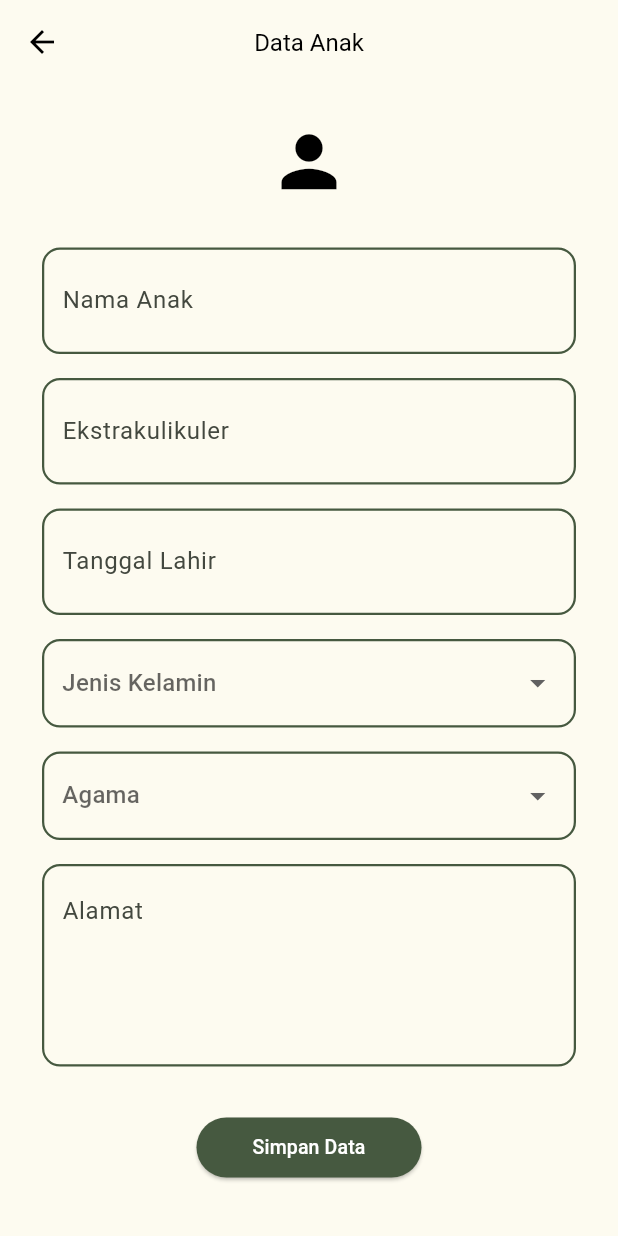
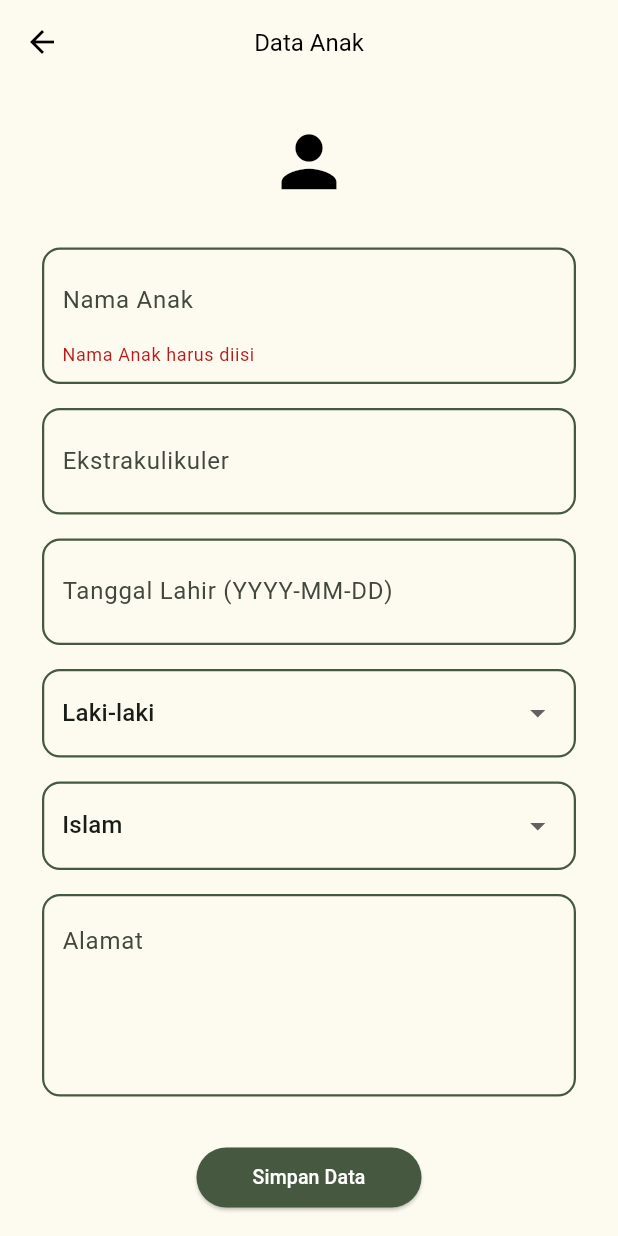
Before and after one commit to hanifah-3312401019/EduConnect, a Flutter app: the EditAnakPage screen opened by its route, after a tap on "Simpan Data", on a phone screen of 412 x 824 dp. Run offline on Flutter 3.47's test engine with Material 3 defaults, Android fonts, the phone set to English and light mode, and no system bars; our stand-ins replace image_picker; Roboto replaces fonts that are missing (Poppins).

Commit message:
Jesica mengubah ProfilController, OrangTua.php, Siswa.php, update_siswa_table.php, ProfilSeeders, SiswaSeeders, api.php, api_base_url.dart, Profil.dart, edit_profil_anak.dart, NavbarOrangtua.dart, sidebarOrangtua.dart

```diff
--- a/frontend/lib/orangtua/edit_profil_anak.dart
+++ b/frontend/lib/orangtua/edit_profil_anak.dart
@@ -2,7 +2,7 @@ import 'dart:convert';
 import 'package:flutter/material.dart';
 import 'package:http/http.dart' as http;
 
-String baseUrl = "http://192.168.43.115:8000/api";
+String baseUrl = "http://localhost:8000/api";
 String globalAuthToken = '';
 
 class EditAnakPage extends StatefulWidget {
@@ -22,6 +22,16 @@ class _EditAnakPageState extends State<EditAnakPage> {
   String? jenisKelamin;
   String? agama;
 
+  // FIX: List untuk dropdown dengan value yang sesuai
+  final List<String> _jenisKelaminOptions = ['L', 'P'];
+  final List<String> _agamaOptions = [
+    'Islam',
+    'Kristen',
+    'Katolik',
+    'Hindu',
+    'Buddha',
+  ];
+
   @override
   void initState() {
     super.initState();
@@ -37,24 +47,46 @@ class _EditAnakPageState extends State<EditAnakPage> {
     alamatController = TextEditingController(
       text: widget.data?['alamat_anak'] ?? '',
     );
-    jenisKelamin = widget.data?['jenis_kelamin'];
-    agama = widget.data?['agama'];
+
+    // FIX: Handle jenis kelamin mapping
+    String? jkFromData = widget.data?['jenis_kelamin']?.toString();
+    if (jkFromData == 'L') {
+      jenisKelamin = 'Laki-laki';
+    } else if (jkFromData == 'P') {
+      jenisKelamin = 'Perempuan';
+    } else {
+      jenisKelamin = 'Laki-laki'; // default
+    }
+
+    agama = widget.data?['agama']?.toString() ?? 'Islam';
   }
 
   Future<void> saveAnak() async {
+    if (_formKey.currentState!.validate()) {
+      try {
+        // FIX: Map jenis kelamin untuk backend
+        String jkForBackend = 'L';
+        if (jenisKelamin == 'Perempuan') {
+          jkForBackend = 'P';
+        }
+
         final response = await http.post(
           Uri.parse('$baseUrl/profil/update-anak'),
-      headers: {'Content-Type': 'application/json'},
+          headers: {
+            'Content-Type': 'application/json',
+            'Accept': 'application/json',
+          },
           body: jsonEncode({
-        'id': widget.data?['id'], // HARUS ADA DI API
             'nama_anak': namaController.text,
             'ekskul': ekskulController.text,
             'tgl_lahir': tglController.text,
-        'jenis_kelamin': jenisKelamin,
+            'jenis_kelamin': jkForBackend, // FIX: Kirim 'L' atau 'P'
             'agama': agama,
             'alamat_anak': alamatController.text,
           }),
         );
+
+        print("Save Response: ${response.statusCode} - ${response.body}");
 
         if (response.statusCode == 200) {
           ScaffoldMessenger.of(context).showSnackBar(
@@ -65,6 +97,12 @@ class _EditAnakPageState extends State<EditAnakPage> {
           ScaffoldMessenger.of(context).showSnackBar(
             SnackBar(content: Text('Gagal menyimpan: ${response.body}')),
           );
+        }
+      } catch (e) {
+        ScaffoldMessenger.of(
+          context,
+        ).showSnackBar(SnackBar(content: Text('Error: $e')));
+      }
     }
   }
 
@@ -101,28 +139,35 @@ class _EditAnakPageState extends State<EditAnakPage> {
                   child: Icon(Icons.person, size: 55, color: Colors.black),
                 ),
                 const SizedBox(height: 25),
-                _buildTextField("Nama Anak", namaController),
+                _buildTextField("Nama Anak", namaController, isRequired: true),
                 const SizedBox(height: 16),
                 _buildTextField("Ekstrakulikuler", ekskulController),
                 const SizedBox(height: 16),
-                _buildTextField("Tanggal Lahir", tglController),
+                _buildTextField("Tanggal Lahir (YYYY-MM-DD)", tglController),
                 const SizedBox(height: 16),
+
+                // FIX: Dropdown Jenis Kelamin
                 _buildDropdown(
                   "Jenis Kelamin",
                   ["Laki-laki", "Perempuan"],
                   jenisKelamin,
                   (val) => setState(() => jenisKelamin = val),
+                  isRequired: true,
                 ),
                 const SizedBox(height: 16),
+
+                // FIX: Dropdown Agama
                 _buildDropdown(
                   "Agama",
-                  ["Islam", "Kristen", "Katolik", "Hindu", "Buddha"],
+                  _agamaOptions,
                   agama,
                   (val) => setState(() => agama = val),
                 ),
                 const SizedBox(height: 16),
+
                 _buildTextField("Alamat", alamatController, maxLines: 4),
                 const SizedBox(height: 30),
+
                 SizedBox(
                   width: 150,
                   child: ElevatedButton(
@@ -153,6 +198,7 @@ class _EditAnakPageState extends State<EditAnakPage> {
     String label,
     TextEditingController controller, {
     int maxLines = 1,
+    bool isRequired = false,
   }) {
     const Color greenColor = Color(0xFF465940);
     return Container(
@@ -165,6 +211,14 @@ class _EditAnakPageState extends State<EditAnakPage> {
         controller: controller,
         maxLines: maxLines,
         decoration: InputDecoration(border: InputBorder.none, hintText: label),
+        validator: isRequired
+            ? (value) {
+                if (value == null || value.isEmpty) {
+                  return '$label harus diisi';
+                }
+                return null;
+              }
+            : null,
       ),
     );
   }
@@ -173,8 +227,9 @@ class _EditAnakPageState extends State<EditAnakPage> {
     String label,
     List<String> items,
     String? selected,
-    ValueChanged<String?> onChanged,
-  ) {
+    ValueChanged<String?> onChanged, {
+    bool isRequired = false,
+  }) {
     const Color greenColor = Color(0xFF465940);
     return Container(
       decoration: BoxDecoration(
```
Also changed, not shown: frontend/lib/auth/login.dart (+3 -9 lines), frontend/lib/orangtua/profil.dart (+97 -60 lines), frontend/lib/widgets/NavbarOrangtua.dart (added, +43 -0 lines), frontend/lib/widgets/sidebarOrangtua.dart (+87 -20 lines), 10 other files. Lines whose indentation alone changed are shown as unchanged.
